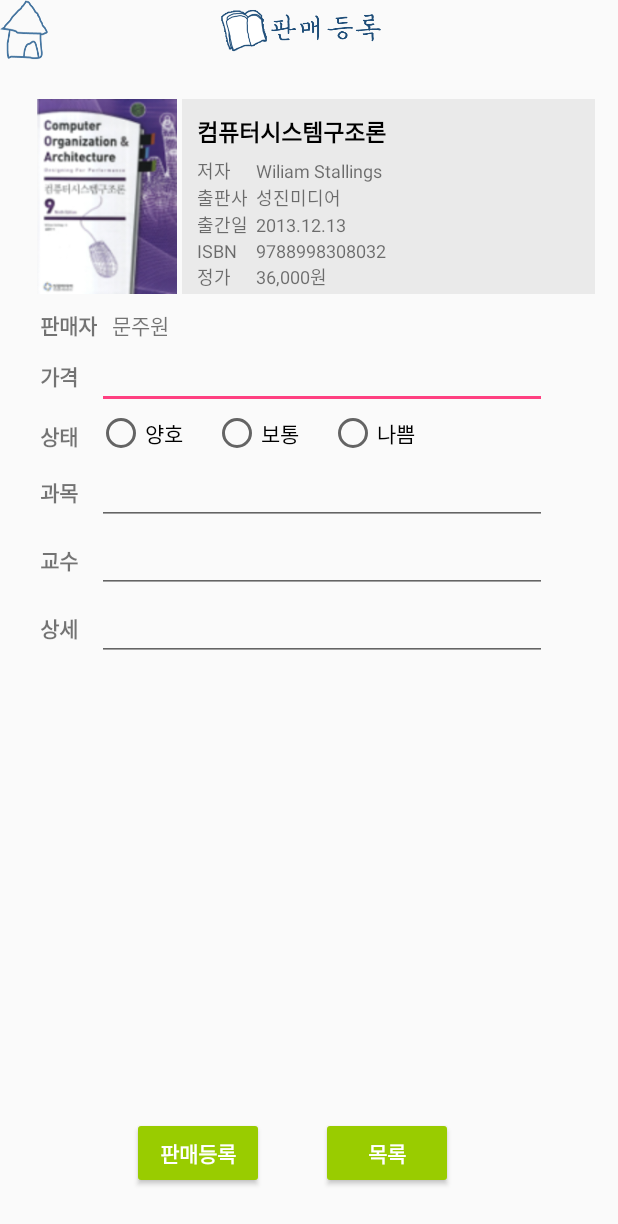
After one commit to jinyoung95/SoftwareEngineering_dongguk_usedBook, an Android app: the SellerRegisterActivity screen opened directly, with no data from a screen before it, on a phone screen of 412 x 824 dp. The commit adds this screen. Shown: the top 1224 px of the screen. Run offline under Robolectric (Android 15) with nearby library versions, the phone set to English and light mode, and no system bars.

Commit message:
판매등록 UI 추가해야할 것 - 판매자의 이름 받아오기 (서버 완성되면) - 판매등록 버튼을 누르면 DB에 올라가도록(DB구축되면!) - 목록 버튼을 누르면 검색한 리스트 출력되도록

```diff
--- a/Dongguk_usedbook_marcket/app/src/main/AndroidManifest.xml
+++ b/Dongguk_usedbook_marcket/app/src/main/AndroidManifest.xml
@@ -24,6 +24,9 @@
         <activity android:name=".MainActivity">
 
         </activity>
+        <activity android:name=".SellerRegisterActivity">
+
+        </activity>
     </application>
 
 </manifest>
--- a/Dongguk_usedbook_marcket/app/src/main/java/com/example/eomji/dongguk_usedbook_marcket/MainActivity.java
+++ b/Dongguk_usedbook_marcket/app/src/main/java/com/example/eomji/dongguk_usedbook_marcket/MainActivity.java
@@ -1,7 +1,9 @@
 package com.example.eomji.dongguk_usedbook_marcket;
 
+import android.content.Intent;
 import android.os.Bundle;
 import android.support.v7.app.AppCompatActivity;
+import android.view.View;
 
 /**
  * Created by Eomji on 2016-11-20.
@@ -14,4 +16,9 @@ public class MainActivity extends AppCompatActivity{
         super.onCreate(savedInstanceState);
         setContentView(R.layout.activity_main);
     }
+
+    public void onRegisterBtnClicked(View view){
+        Intent intent = new Intent(getApplicationContext(), SellerRegisterActivity.class);
+        startActivity(intent);
+    }
 }
--- /dev/null
+++ b/Dongguk_usedbook_marcket/app/src/main/java/com/example/eomji/dongguk_usedbook_marcket/SellerRegisterActivity.java
@@ -0,0 +1,21 @@
+package com.example.eomji.dongguk_usedbook_marcket;
+
+import android.os.Bundle;
+import android.support.v7.app.AppCompatActivity;
+
+/**
+ * Created by Eomji on 2016-11-20.
+ */
+
+public class SellerRegisterActivity extends AppCompatActivity {
+
+    @Override
+    protected void onCreate(Bundle savedInstanceState) {
+        super.onCreate(savedInstanceState);
+        setContentView(R.layout.activity_seller_register);
+
+        // 타이틀을 안보이도록 함
+        getSupportActionBar().hide();
+    }
+
+}
--- a/Dongguk_usedbook_marcket/app/src/main/res/layout/activity_main.xml
+++ b/Dongguk_usedbook_marcket/app/src/main/res/layout/activity_main.xml
@@ -3,4 +3,10 @@
     android:orientation="vertical" android:layout_width="match_parent"
     android:layout_height="match_parent">
 
+    <Button
+        android:text="판매등록"
+        android:layout_width="match_parent"
+        android:layout_height="wrap_content"
+        android:id="@+id/button"
+        android:onClick="onRegisterBtnClicked" />
 </LinearLayout>
--- /dev/null
+++ b/Dongguk_usedbook_marcket/app/src/main/res/layout/activity_seller_register.xml
@@ -0,0 +1,257 @@
+<?xml version="1.0" encoding="utf-8"?>
+<RelativeLayout
+    xmlns:android="http://schemas.android.com/apk/res/android"
+    xmlns:app="http://schemas.android.com/apk/res-auto"
+    xmlns:tools="http://schemas.android.com/tools"
+    android:id="@+id/activity_book_details"
+    android:layout_width="match_parent"
+    android:layout_height="match_parent"
+    android:paddingLeft="0dp"
+    android:paddingRight="0dp"
+    android:paddingTop="0dp">
+
+    <!-- 홈 버튼 -->
+    <Button
+        android:layout_width="32dp"
+        android:layout_height="40dp"
+        android:id="@+id/home_button"
+        android:background="@drawable/home_button"
+        android:layout_alignParentTop="true"
+        android:layout_alignParentLeft="true"
+        android:layout_alignParentStart="true"
+        android:onClick="onHomeButtonClicked" />
+
+    <!-- 판매등록 버튼 -->
+    <Button
+        android:text="판매등록"
+        android:layout_width="wrap_content"
+        android:layout_height="wrap_content"
+        android:layout_marginBottom="31dp"
+        android:id="@+id/registerButton"
+        android:layout_marginLeft="88dp"
+        android:layout_marginStart="88dp"
+        android:backgroundTint="@android:color/holo_green_light"
+        android:textColor="@android:color/white"
+        android:textStyle="normal|bold"
+        android:elevation="0dp"
+        android:onClick="onRegistertBtnClicked"
+        android:layout_alignParentBottom="true"
+        android:layout_alignParentLeft="true"
+        android:layout_alignParentStart="true" />
+
+    <!-- 목록 버튼 -->
+    <Button
+        android:text="목록"
+        android:layout_width="wrap_content"
+        android:layout_height="wrap_content"
+        android:id="@+id/registerListButton"
+        android:layout_alignBaseline="@+id/registerButton"
+        android:layout_alignBottom="@+id/registerButton"
+        android:layout_toRightOf="@+id/registerButton"
+        android:layout_toEndOf="@+id/registerButton"
+        android:layout_marginLeft="38dp"
+        android:layout_marginStart="38dp"
+        android:backgroundTint="@android:color/holo_green_light"
+        android:textColor="@android:color/white"
+        android:textStyle="normal|bold"
+        android:onClick="onRegListBtnClicked" />
+
+    <!-- 도서세부정보 페이지 -->
+    <ImageView
+        android:layout_width="wrap_content"
+        android:layout_height="wrap_content"
+        app:srcCompat="@drawable/register_page"
+        android:id="@+id/book_details_page"
+        android:gravity="center"
+        android:layout_alignBottom="@+id/home_button"
+        android:layout_alignParentRight="true"
+        android:layout_alignParentEnd="true"
+        android:layout_alignParentLeft="true"
+        android:layout_alignParentStart="true" />
+
+    <!-- 도서 이미지 -->
+    <ImageView
+        android:layout_width="100dp"
+        android:layout_height="130dp"
+        app:srcCompat="@drawable/icon05"
+        android:layout_marginTop="26dp"
+        android:id="@+id/bookCover"
+        android:layout_marginLeft="21dp"
+        android:layout_marginStart="21dp"
+        android:layout_below="@+id/home_button"
+        android:layout_alignParentLeft="true"
+        android:layout_alignParentStart="true" />
+
+    <!-- 도서 제목 -->
+    <TextView
+        android:text="컴퓨터시스템구조론"
+        android:layout_width="wrap_content"
+        android:layout_height="wrap_content"
+        android:layout_alignTop="@+id/bookCover"
+        android:id="@+id/bookTitle"
+        android:layout_marginRight="15dp"
+        android:paddingLeft="10dp"
+        android:paddingBottom="5dp"
+        android:paddingTop="10dp"
+        android:layout_alignParentRight="true"
+        android:layout_alignParentEnd="true"
+        android:layout_toRightOf="@+id/bookCover"
+        android:layout_toEndOf="@+id/bookCover"
+        android:textStyle="normal|bold"
+        android:textColor="@android:color/black"
+        android:textSize="15sp"
+        android:background="#EAEAEA" />
+
+    <!-- 세부정보 -->
+    <TableLayout
+        android:id="@+id/bookDetails"
+        android:layout_width="match_parent"
+        android:layout_height="match_parent"
+        android:layout_marginRight="15dp"
+        android:paddingLeft="10dp"
+        android:layout_toRightOf="@+id/bookCover"
+        android:layout_toEndOf="@+id/bookCover"
+        android:layout_below="@+id/bookTitle"
+        android:layout_alignBottom="@+id/bookCover"
+        android:background="#EAEAEA">
+
+        <TableRow>
+            <TextView
+                android:text="저자"
+                android:textSize="12sp" />
+            <TextView
+                android:text="Wiliam Stallings"
+                android:paddingLeft="5dp"
+                android:textSize="12sp" />
+        </TableRow>
+        <TableRow>
+            <TextView
+                android:text="출판사"
+                android:textSize="12sp" />
+            <TextView
+                android:text="성진미디어"
+                android:paddingLeft="5dp"
+                android:textSize="12sp" />
+        </TableRow>
+        <TableRow>
+            <TextView
+                android:text="출간일"
+                android:textSize="12sp" />
+            <TextView
+                android:text="2013.12.13"
+                android:paddingLeft="5dp"
+                android:textSize="12sp" />
+        </TableRow>
+        <TableRow>
+            <TextView
+                android:text="ISBN"
+                android:textSize="12sp" />
+            <TextView
+                android:text="9788998308032"
+                android:paddingLeft="5dp"
+                android:textSize="12sp" />
+        </TableRow>
+        <TableRow>
+            <TextView
+                android:text="정가"
+                android:textSize="12sp" />
+            <TextView
+                android:text="36,000원"
+                android:paddingLeft="5dp"
+                android:textSize="12sp" />
+        </TableRow>
+    </TableLayout>
+
+    <!-- 판매 세부정보 -->
+    <TableLayout
+        android:id="@+id/registerDetails"
+        android:layout_width="match_parent"
+        android:layout_height="match_parent"
+        android:paddingTop="10dp"
+        android:paddingLeft="5dp"
+        android:layout_below="@+id/bookCover"
+        android:layout_alignLeft="@+id/bookCover"
+        android:layout_alignStart="@+id/bookCover"
+        android:layout_alignRight="@+id/bookDetails"
+        android:layout_alignEnd="@+id/bookDetails"
+        android:layout_above="@+id/registerButton">
+
+        <TableRow>
+            <TextView
+                android:id="@+id/sellerName"
+                android:text="판매자"
+                android:textStyle="normal|bold" />
+            <TextView
+                android:text="문주원"
+                android:paddingLeft="10dp"/>
+        </TableRow>
+        <TableRow>
+            <TextView
+                android:id="@+id/sellerPrice"
+                android:text="가격"
+                android:textStyle="normal|bold" />
+            <EditText
+                android:id="@+id/editPrice"
+                android:layout_width="230dp"
+                android:inputType="textCapWords"/>
+        </TableRow>
+        <TableRow>
+            <TextView
+                android:id="@+id/status"
+                android:paddingTop="7dp"
+                android:text="상태"
+                android:textStyle="normal|bold" />
+            <RadioGroup
+                android:id="@+id/statusButton"
+                android:orientation="horizontal">
+                <RadioButton
+                    android:text="양호"
+                    android:layout_width="wrap_content"
+                    android:layout_height="wrap_content"
+                    android:paddingRight="20dp"/>
+                <RadioButton
+                    android:text="보통"
+                    android:layout_width="wrap_content"
+                    android:layout_height="wrap_content"
+                    android:paddingRight="20dp" />
+                <RadioButton
+                    android:text="나쁨"
+                    android:layout_width="wrap_content"
+                    android:layout_height="wrap_content" />
+            </RadioGroup>
+        </TableRow>
+        <TableRow>
+            <TextView
+                android:id="@+id/course"
+                android:text="과목"
+                android:textStyle="normal|bold" />
+            <EditText
+                android:id="@+id/editCourse"
+                android:layout_width="230dp"
+                android:inputType="textCapWords"/>
+        </TableRow>
+        <TableRow>
+            <TextView
+                android:id="@+id/professor"
+                android:text="교수"
+                android:textStyle="normal|bold" />
+            <EditText
+                android:id="@+id/editProfessor"
+                android:layout_width="230dp"
+                android:inputType="textCapWords"/>
+        </TableRow>
+        <TableRow>
+            <TextView
+                android:id="@+id/moreDetails"
+                android:text="상세"
+                android:textStyle="normal|bold" />
+            <EditText
+                android:id="@+id/editMoreDetails"
+                android:layout_width="300dp"
+                android:singleLine="true"
+                android:inputType="textCapWords"/>
+        </TableRow>
+    </TableLayout>
+
+
+</RelativeLayout>
```
Also changed, not shown: Dongguk_usedbook_marcket/app/src/main/res/drawable/register_page.png (added).
